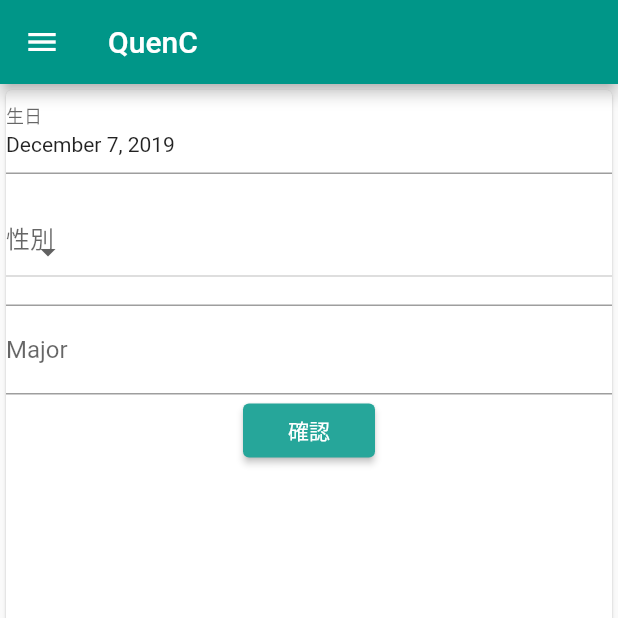
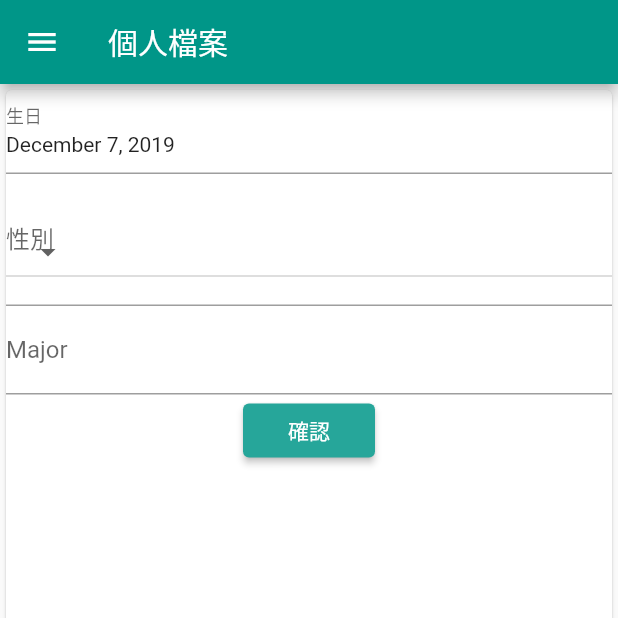
Before and after one commit to sufferingCoders/Quenc, a Flutter app: the screen it shows once a user with an empty profile is signed in, on a phone screen of 412 x 824 dp, the top half of it. Run offline on Flutter 3.47's test engine with Material 2 defaults, Android fonts, the phone set to English and light mode, and no system bars; our stand-ins replace cloud_firestore, firebase_auth, shared_preferences; missing offline and left inert: dart:ffi; accounts and stored records are empty.

Commit message:
FirstAttemp
Also reorganise the main screen, I split them into three different screens (MainScreen, EmailVerification and AttributeSetting)

```diff
--- a/lib/main.dart
+++ b/lib/main.dart
@@ -4,7 +4,9 @@ import 'package:provider/provider.dart';
 import 'package:quenc/models/User.dart';
 import 'package:quenc/providers/UserService.dart';
 import 'package:quenc/screens/AuthScreen.dart';
+import 'package:quenc/screens/EmailVerificationScreen.dart';
 import 'package:quenc/screens/MainScreen.dart';
+import 'package:quenc/screens/UserAttributeSettingScreen.dart';
 import 'package:shared_preferences/shared_preferences.dart';
 
 void main() async {
@@ -56,9 +58,22 @@ class MyApp extends StatelessWidget {
                 ),
               ),
               home: fbUser != null
-                  ? MainScreen(
-                      fbUser: fbUser,
-                    ) // Main Screen
+                  ? fbUser.isEmailVerified
+                      ? Consumer<User>(
+                          builder: (ctx, user, ch) {
+                            if (user == null || !user.haveAttributesSet()) {
+                              return UserAttributeSettingScreen(
+                                user: user,
+                              );
+                            }
+                            return MainScreen(
+                              fbUser: fbUser,
+                            );
+                          },
+                        )
+                      : EmailVerificationScreen(
+                          fbUser: fbUser,
+                        ) // Main Screen
                   : FutureBuilder(
                       future: UserService().tryAutoLogin(),
                       builder: (ctx, authResultSnapshot) =>
--- a/lib/screens/MainScreen.dart
+++ b/lib/screens/MainScreen.dart
@@ -1,11 +1,7 @@
 import 'package:firebase_auth/firebase_auth.dart';
 import 'package:flutter/material.dart';
-import 'package:provider/provider.dart';
-import 'package:quenc/models/User.dart';
 import 'package:quenc/providers/UserService.dart';
 import 'package:quenc/widgets/AppDrawer.dart';
-import 'package:quenc/widgets/Auth/AttributeSettingCard.dart';
-import 'package:quenc/widgets/Auth/EmailCheckingNotification.dart';
 
 class MainScreen extends StatelessWidget {
   static const routeName = "/";
@@ -20,23 +16,15 @@ class MainScreen extends StatelessWidget {
         title: Text("QuenC"),
       ),
       drawer: AppDrawer(),
-      body: fbUser.isEmailVerified
-          ? Consumer<User>(
-              builder: (ctx, user, ch) {
-                if (!(user != null && user.haveAttributesSet())) {
-                  return AttributeSettingCard(
-                    user: user,
-                  ); // Ask the user to fill the profile
-                }
+      body: Center(
+        child: Text("All Posts Here"),
+      ),
+      floatingActionButton: FloatingActionButton(
+        child: Icon(Icons.edit),
+        onPressed: () {
 
-                return Center(
-                  child: Text("All Posts Here"),
-                );
-              },
-            )
-          : EmailCheckingNotification(
-              fbUser: fbUser,
-            ),
+        },
+      ),
     );
   }
 }
--- /dev/null
+++ b/lib/screens/UserAttributeSettingScreen.dart
@@ -0,0 +1,23 @@
+import 'package:flutter/material.dart';
+import 'package:quenc/models/User.dart';
+import 'package:quenc/widgets/AppDrawer.dart';
+import 'package:quenc/widgets/Auth/AttributeSettingCard.dart';
+
+class UserAttributeSettingScreen extends StatelessWidget {
+  final User user;
+
+  UserAttributeSettingScreen({this.user});
+
+  @override
+  Widget build(BuildContext context) {
+    return Scaffold(
+        appBar: AppBar(
+          title: Text("個人檔案"),
+        ),
+        drawer: AppDrawer(),
+        body: AttributeSettingCard(
+          user: user,
+        ) // Ask ,
+        );
+  }
+}
```
Also changed, not shown: lib/models/Post.dart (added, +50 -0 lines), lib/providers/PostService.dart (added, +13 -0 lines), lib/providers/UserService.dart (+9 -0 lines), lib/screens/EmailVerificationScreen.dart (added, +23 -0 lines), lib/widgets/post/PostAddingFullScreenDialog.dart (added, +9 -0 lines).
